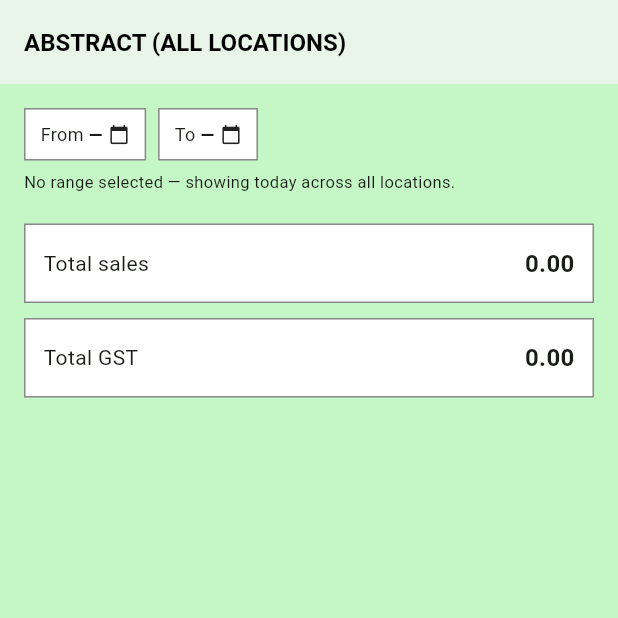
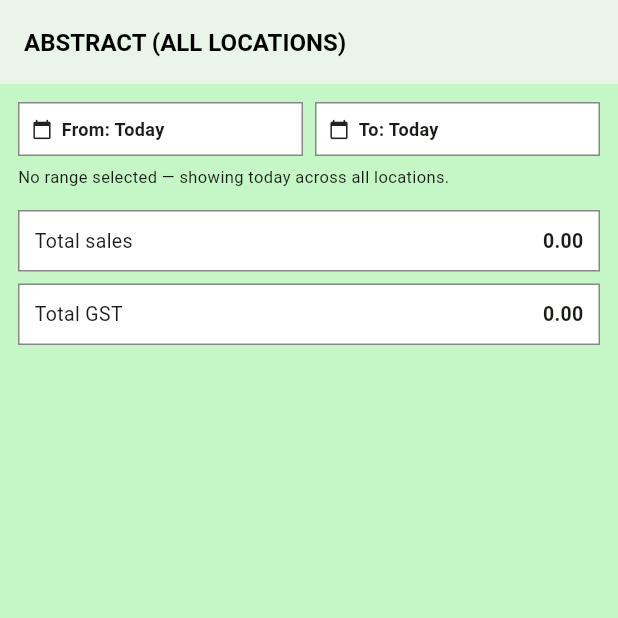
Before and after one commit to Vigneshwari116/sales, a Flutter app: the AdminCrossAbstractScreen screen opened directly, on a phone screen of 412 x 824 dp, the top half of it. Run offline on Flutter 3.47's test engine with Material 3 defaults, Android fonts, the phone set to English and light mode, and no system bars; our stand-ins replace connectivity_plus, pdf, printing, shared_preferences, sqflite, sqflite_common_ffi; accounts and stored records are empty; statements that could not run were skipped.

Commit message:
Guard tests from production API; compact/center Ledger Abstract Dashboard
- Confirm sync E2E tests already use MockClient; add forbidProductionHost
  guard so missing mocks can never hit the live VPS
- Document that SyncProbe/E2E rows came from ad-hoc curl probes, not tests
- Add docs/manual-bills-cleanup.sql with SELECT/DELETE/TRUNCATE for manual use
- Center ledger table; compact date fields (36px) with ellipsis to fix overflow
- Apply centered compact layout to staff/admin Abstract and Dashboard

Co-authored-by: Vigneshwari116 <Vigneshwari116@users.noreply.github.com>

```diff
--- a/lib/screen/admin_cross_abstract_screen.dart
+++ b/lib/screen/admin_cross_abstract_screen.dart
@@ -1,6 +1,7 @@
 import 'package:flutter/material.dart';
 import 'package:intl/intl.dart';
 import 'package:sales/repositories/abstract_repository.dart';
+import 'package:sales/widgets/compact_layout.dart';
 
 /// Cross-location abstract totals for admin (all four locations combined).
 class AdminCrossAbstractScreen extends StatefulWidget {
@@ -105,33 +106,6 @@ class _AdminCrossAbstractScreenState extends State<AdminCrossAbstractScreen> {
 
   String _formatDate(DateTime date) => DateFormat('dd-MMM-yyyy').format(date);
 
-  Widget _compactDateChip({
-    required String label,
-    required DateTime? date,
-    required VoidCallback onTap,
-  }) {
-    final text = date == null ? '—' : _formatDate(date);
-    return InkWell(
-      onTap: onTap,
-      child: Container(
-        padding: const EdgeInsets.symmetric(horizontal: 10, vertical: 8),
-        decoration: BoxDecoration(
-          color: Colors.white,
-          border: Border.all(color: _border),
-        ),
-        child: Row(
-          mainAxisSize: MainAxisSize.min,
-          children: [
-            Text('$label ', style: const TextStyle(fontSize: 12)),
-            Text(text, style: const TextStyle(fontSize: 12, fontWeight: FontWeight.bold)),
-            const SizedBox(width: 4),
-            const Icon(Icons.calendar_today, size: 14),
-          ],
-        ),
-      ),
-    );
-  }
-
   @override
   Widget build(BuildContext context) {
     final usingToday = _fromDate == null && _toDate == null;
@@ -149,31 +123,42 @@ class _AdminCrossAbstractScreenState extends State<AdminCrossAbstractScreen> {
       ),
       body: _loading
           ? const Center(child: CircularProgressIndicator())
-          : Padding(
-              padding: const EdgeInsets.all(16),
+          : CenteredContent(
+              maxWidth: 520,
               child: Column(
                 crossAxisAlignment: CrossAxisAlignment.stretch,
                 children: [
-                  Wrap(
-                    spacing: 8,
-                    runSpacing: 8,
-                    crossAxisAlignment: WrapCrossAlignment.center,
+                  Row(
                     children: [
-                      _compactDateChip(
-                        label: 'From',
-                        date: _fromDate,
-                        onTap: _pickFromDate,
+                      Expanded(
+                        child: CompactDateField(
+                          label: 'From',
+                          valueText: _fromDate == null
+                              ? 'Today'
+                              : _formatDate(_fromDate!),
+                          onTap: _pickFromDate,
+                        ),
                       ),
-                      _compactDateChip(
-                        label: 'To',
-                        date: _toDate,
-                        onTap: _pickToDate,
+                      const SizedBox(width: 8),
+                      Expanded(
+                        child: CompactDateField(
+                          label: 'To',
+                          valueText: _toDate == null
+                              ? 'Today'
+                              : _formatDate(_toDate!),
+                          onTap: _pickToDate,
+                        ),
                       ),
-                      if (!usingToday)
+                      if (!usingToday) ...[
+                        const SizedBox(width: 4),
                         TextButton(
                           onPressed: _clearRange,
-                          child: const Text('Today'),
+                          child: const Text(
+                            'Today',
+                            style: TextStyle(fontSize: 12),
+                          ),
                         ),
+                      ],
                     ],
                   ),
                   if (usingToday)
@@ -191,12 +176,12 @@ class _AdminCrossAbstractScreenState extends State<AdminCrossAbstractScreen> {
                       style: const TextStyle(color: Colors.red, fontSize: 12),
                     ),
                   ],
-                  const SizedBox(height: 20),
+                  const SizedBox(height: 14),
                   _summaryRow(
                     'Total sales',
                     _formatMoney(_summary?.totalSaleAmount ?? 0),
                   ),
-                  const SizedBox(height: 10),
+                  const SizedBox(height: 8),
                   _summaryRow(
                     'Total GST',
                     _formatMoney(_summary?.totalGst ?? 0),
@@ -209,15 +194,18 @@ class _AdminCrossAbstractScreenState extends State<AdminCrossAbstractScreen> {
 
   Widget _summaryRow(String label, String value) {
     return Container(
-      padding: const EdgeInsets.symmetric(horizontal: 12, vertical: 14),
+      padding: const EdgeInsets.symmetric(horizontal: 10, vertical: 10),
       decoration: BoxDecoration(
         color: Colors.white,
         border: Border.all(color: _border),
       ),
       child: Row(
         children: [
-          Expanded(child: Text(label, style: const TextStyle(fontSize: 14))),
-          Text(value, style: const TextStyle(fontSize: 16, fontWeight: FontWeight.w600)),
+          Expanded(child: Text(label, style: const TextStyle(fontSize: 13))),
+          Text(
+            value,
+            style: const TextStyle(fontSize: 13, fontWeight: FontWeight.w600),
+          ),
         ],
       ),
     );
--- /dev/null
+++ b/lib/widgets/compact_layout.dart
@@ -0,0 +1,79 @@
+import 'package:flutter/material.dart';
+
+/// Compact date field — input-sized height, no oversized full-bleed row.
+class CompactDateField extends StatelessWidget {
+  static const Color border = Color(0xFF888888);
+
+  final String label;
+  final String valueText;
+  final VoidCallback onTap;
+
+  const CompactDateField({
+    super.key,
+    required this.label,
+    required this.valueText,
+    required this.onTap,
+  });
+
+  @override
+  Widget build(BuildContext context) {
+    return Material(
+      color: Colors.white,
+      child: InkWell(
+        onTap: onTap,
+        child: Container(
+          height: 36,
+          padding: const EdgeInsets.symmetric(horizontal: 8),
+          decoration: BoxDecoration(
+            border: Border.all(color: border),
+          ),
+          child: Row(
+            children: [
+              const Icon(Icons.calendar_today, size: 14),
+              const SizedBox(width: 6),
+              Expanded(
+                child: Text(
+                  '$label: $valueText',
+                  maxLines: 1,
+                  overflow: TextOverflow.ellipsis,
+                  style: const TextStyle(
+                    fontSize: 12,
+                    fontWeight: FontWeight.w600,
+                  ),
+                ),
+              ),
+            ],
+          ),
+        ),
+      ),
+    );
+  }
+}
+
+/// Centers [child] and clamps width for dashboard/abstract content panels.
+class CenteredContent extends StatelessWidget {
+  final Widget child;
+  final double maxWidth;
+  final EdgeInsetsGeometry padding;
+
+  const CenteredContent({
+    super.key,
+    required this.child,
+    this.maxWidth = 720,
+    this.padding = const EdgeInsets.all(12),
+  });
+
+  @override
+  Widget build(BuildContext context) {
+    return Align(
+      alignment: Alignment.topCenter,
+      child: Padding(
+        padding: padding,
+        child: ConstrainedBox(
+          constraints: BoxConstraints(maxWidth: maxWidth),
+          child: child,
+        ),
+      ),
+    );
+  }
+}
```
Also changed, not shown: lib/api/sales_api.dart (+31 -1 lines), lib/screen/admin_location_grid_screen.dart (+11 -7 lines), lib/screen/sales_abstract_screen.dart (+18 -47 lines), lib/screen/sales_ledger_screen.dart (+7 -6 lines), lib/screen/staff_sales_dashboard_screen.dart (+11 -10 lines), 5 other files.
